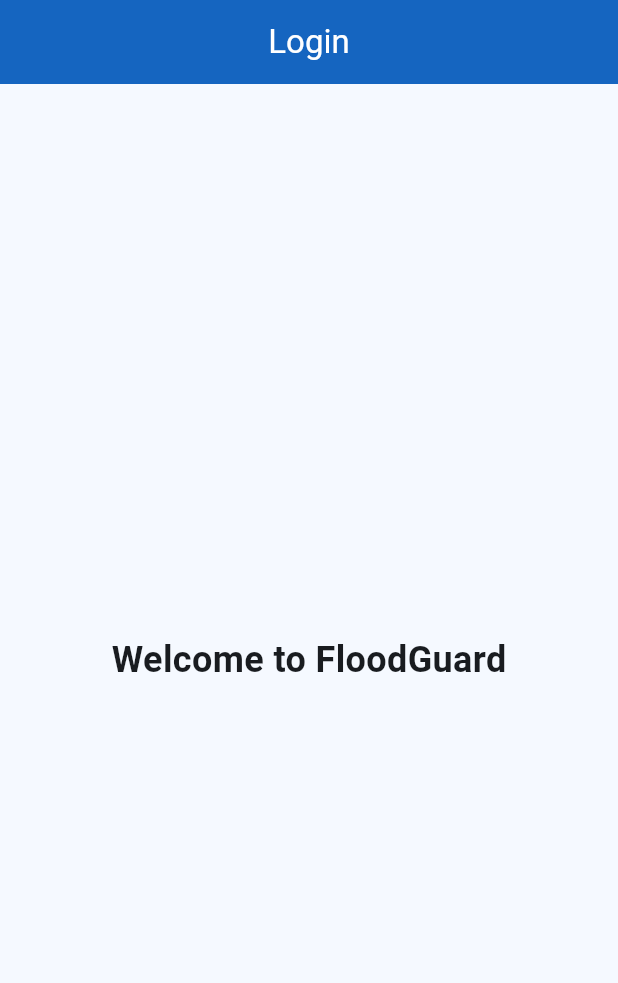
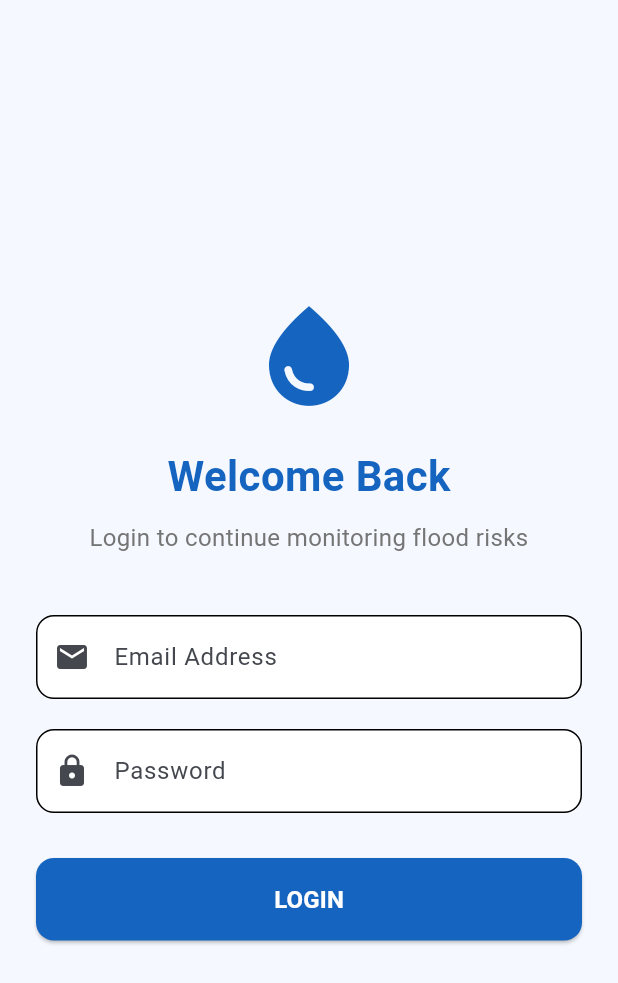
Before and after one commit to sommy-inthecloud/flood-risk-monitoring-app, a Flutter app: the screen it shows after launch, on a phone screen of 412 x 824 dp. Shown: the top 983 px of the screen. Run offline on Flutter 3.47's test engine with Material 3 defaults, Android fonts, the phone set to English and light mode, and no system bars.

Commit message:
Crate login screen UI

```diff
--- a/lib/screens/auth/login_screen.dart
+++ b/lib/screens/auth/login_screen.dart
@@ -1,4 +1,7 @@
 import 'package:flutter/material.dart';
+
+import '../../constants/app_colors.dart';
+import '../../constants/app_text_styles.dart';
 
 class LoginScreen extends StatelessWidget {
   const LoginScreen({super.key});
@@ -6,12 +9,54 @@ class LoginScreen extends StatelessWidget {
   @override
   Widget build(BuildContext context) {
     return Scaffold(
-      appBar: AppBar(title: const Text("Login")),
+      body: Padding(
+        padding: const EdgeInsets.all(24),
 
-      body: const Center(
-        child: Text(
-          "Welcome to FloodGuard",
-          style: TextStyle(fontSize: 24, fontWeight: FontWeight.bold),
+        child: Column(
+          mainAxisAlignment: MainAxisAlignment.center,
+
+          children: [
+            const Icon(Icons.water_drop, size: 80, color: AppColors.primary),
+
+            const SizedBox(height: 20),
+
+            const Text("Welcome Back", style: AppTextStyles.heading),
+
+            const SizedBox(height: 10),
+
+            const Text(
+              "Login to continue monitoring flood risks",
+              style: AppTextStyles.body,
+              textAlign: TextAlign.center,
+            ),
+
+            const SizedBox(height: 40),
+
+            TextField(
+              decoration: const InputDecoration(
+                labelText: "Email Address",
+                prefixIcon: Icon(Icons.email),
+              ),
+            ),
+
+            const SizedBox(height: 20),
+
+            TextField(
+              obscureText: true,
+              decoration: const InputDecoration(
+                labelText: "Password",
+                prefixIcon: Icon(Icons.lock),
+              ),
+            ),
+
+            const SizedBox(height: 30),
+
+            ElevatedButton(
+              onPressed: () {},
+
+              child: const Text("LOGIN", style: AppTextStyles.button),
+            ),
+          ],
         ),
       ),
     );
```
